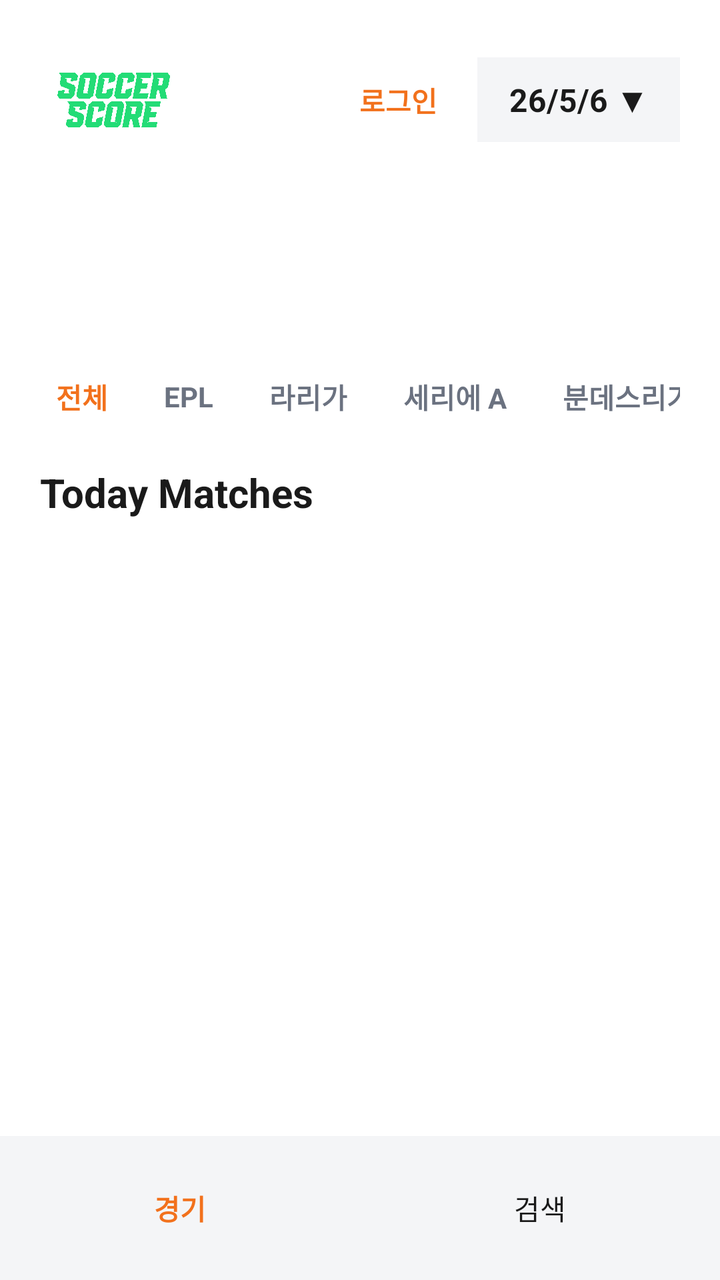
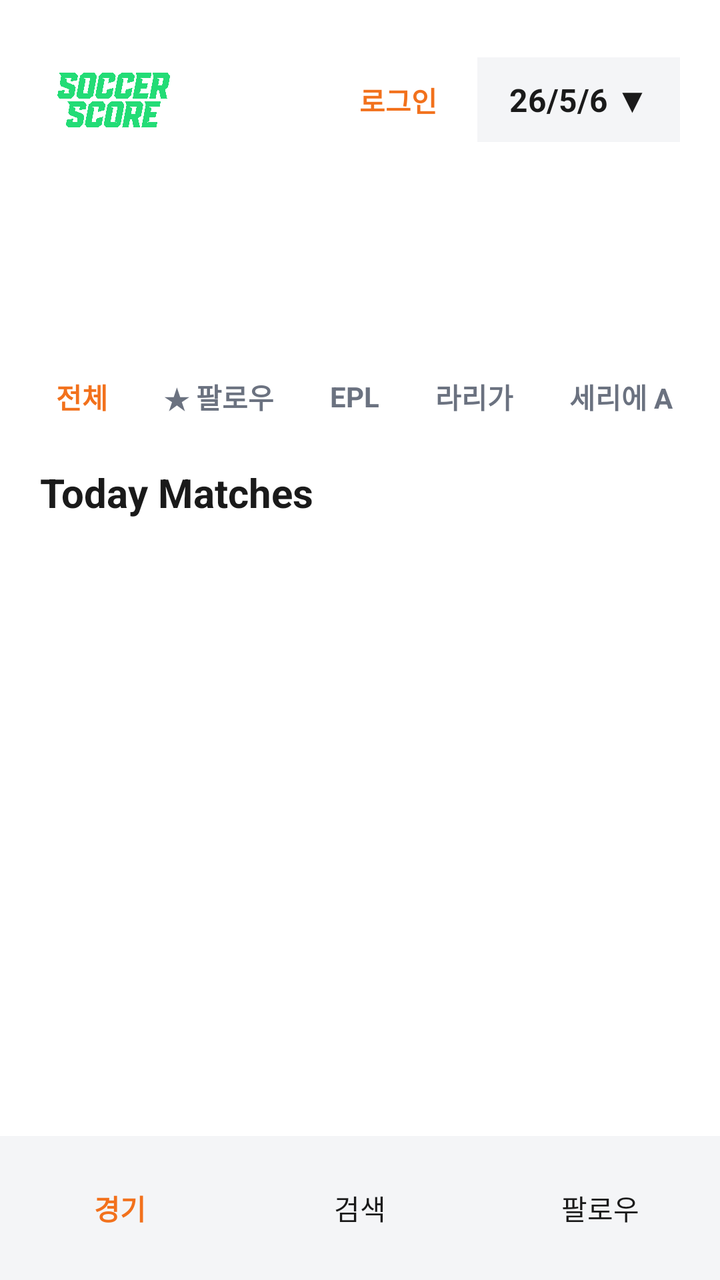

Compare the two renders of this Android layout. The source of the first and the diff that turns it into the second are given below.
<!-- AndroidManifest.xml: application theme Theme.SScore -->
<!-- res/layout/activity_main.xml -->
<?xml version="1.0" encoding="utf-8"?>
<layout xmlns:android="http://schemas.android.com/apk/res/android">

    <RelativeLayout
        android:layout_width="match_parent"
        android:layout_height="match_parent"
        android:background="@color/bg">

        <LinearLayout
            android:layout_width="match_parent"
            android:layout_height="match_parent"
            android:layout_above="@id/bottomNav"
            android:orientation="vertical"
            android:padding="20dp">

            <LinearLayout
                android:layout_width="match_parent"
                android:layout_height="60dp"
                android:gravity="center_vertical"
                android:orientation="horizontal">

                <ImageView
                    android:layout_width="120dp"
                    android:layout_height="40dp"
                    android:src="@drawable/livescore1"
                    android:scaleType="fitStart" />

                <View android:layout_width="0dp" android:layout_height="1dp" android:layout_weight="1" />

                <TextView
                    android:id="@+id/btnAccount"
                    android:layout_width="wrap_content"
                    android:layout_height="wrap_content"
                    android:layout_marginEnd="8dp"
                    android:text="로그인"
                    android:textColor="@color/accent"
                    android:textSize="14sp"
                    android:textStyle="bold"
                    android:paddingHorizontal="12dp"
                    android:paddingVertical="10dp"
                    android:maxWidth="120dp"
                    android:maxLines="1"
                    android:ellipsize="end" />

                <TextView
                    android:id="@+id/btnCalendar"
                    android:layout_width="wrap_content"
                    android:layout_height="wrap_content"
                    android:text="26/5/6 ▼"
                    android:textColor="@color/text_primary"
                    android:textSize="16sp"
                    android:textStyle="bold"
                    android:paddingHorizontal="16dp"
                    android:paddingVertical="10dp"
                    android:background="@color/surface" />
            </LinearLayout>

            <androidx.recyclerview.widget.RecyclerView
                android:id="@+id/rvDateList"
                android:layout_width="match_parent"
                android:layout_height="80dp"
                android:layout_marginTop="12dp" />

            
            <HorizontalScrollView
                android:layout_width="match_parent"
                android:layout_height="wrap_content"
                android:layout_marginTop="8dp"
                android:scrollbars="none">
                <LinearLayout
                    android:layout_width="wrap_content"
                    android:layout_height="wrap_content"
                    android:orientation="horizontal"
                    android:gravity="center_vertical">

                    <TextView
                        android:id="@+id/tabAll"
                        android:layout_width="wrap_content"
                        android:layout_height="wrap_content"
                        android:text="전체"
                        android:textColor="@color/accent"
                        android:textSize="14sp"
                        android:textStyle="bold"
                        android:padding="8dp"
                        android:layout_marginEnd="12dp"/>

                    <TextView
                        android:id="@+id/tabEpl"
                        android:layout_width="wrap_content"
                        android:layout_height="wrap_content"
                        android:text="EPL"
                        android:textColor="@color/text_secondary"
                        android:textSize="14sp"
                        android:textStyle="bold"
                        android:padding="8dp"
                        android:layout_marginEnd="12dp"/>

                    <TextView
                        android:id="@+id/tabLaLiga"
                        android:layout_width="wrap_content"
                        android:layout_height="wrap_content"
                        android:text="라리가"
                        android:textColor="@color/text_secondary"
                        android:textSize="14sp"
                        android:textStyle="bold"
                        android:padding="8dp"
                        android:layout_marginEnd="12dp"/>

                    <TextView
                        android:id="@+id/tabSerieA"
                        android:layout_width="wrap_content"
                        android:layout_height="wrap_content"
                        android:text="세리에 A"
                        android:textColor="@color/text_secondary"
                        android:textSize="14sp"
                        android:textStyle="bold"
                        android:padding="8dp"
                        android:layout_marginEnd="12dp"/>

                    <TextView
                        android:id="@+id/tabBundesliga"
                        android:layout_width="wrap_content"
                        android:layout_height="wrap_content"
                        android:text="분데스리가"
                        android:textColor="@color/text_secondary"
                        android:textSize="14sp"
                        android:textStyle="bold"
                        android:padding="8dp"
                        android:layout_marginEnd="12dp"/>

                    <TextView
                        android:id="@+id/tabLigue1"
                        android:layout_width="wrap_content"
                        android:layout_height="wrap_content"
                        android:text="리그 1"
                        android:textColor="@color/text_secondary"
                        android:textSize="14sp"
                        android:textStyle="bold"
                        android:padding="8dp"/>
                </LinearLayout>
            </HorizontalScrollView>

            <TextView
                android:layout_width="wrap_content"
                android:layout_height="wrap_content"
                android:text="Today Matches"
                android:textColor="@color/text_primary"
                android:textSize="20sp"
                android:textStyle="bold"
                android:layout_marginTop="16dp" />

            <ProgressBar
                android:id="@+id/pbLoading"
                android:layout_width="wrap_content"
                android:layout_height="48dp"
                android:layout_gravity="center_horizontal"
                android:layout_marginTop="10dp"
                android:visibility="gone" />

            <include
                android:id="@+id/errorView"
                layout="@layout/view_error"
                android:layout_width="match_parent"
                android:layout_height="wrap_content"
                android:visibility="gone" />

            <androidx.recyclerview.widget.RecyclerView
                android:id="@+id/rvMatches"
                android:layout_width="match_parent"
                android:layout_height="match_parent"
                android:layout_marginTop="10dp" />
        </LinearLayout>

        <LinearLayout
            android:id="@+id/bottomNav"
            android:layout_width="match_parent"
            android:layout_height="72dp"
            android:layout_alignParentBottom="true"
            android:background="@color/surface"
            android:orientation="horizontal">
            <TextView android:id="@+id/navMatch" android:layout_width="0dp" android:layout_height="match_parent" android:layout_weight="1" android:gravity="center" android:text="경기" android:textColor="@color/accent" android:textStyle="bold" />
            <TextView android:id="@+id/navSearch" android:layout_width="0dp" android:layout_height="match_parent" android:layout_weight="1" android:gravity="center" android:text="검색" android:textColor="@color/text_primary" />
        </LinearLayout>
    </RelativeLayout>
</layout>
<!-- res/layout/view_error.xml (included above) -->
<?xml version="1.0" encoding="utf-8"?>
<LinearLayout
    xmlns:android="http://schemas.android.com/apk/res/android"
    android:layout_width="match_parent"
    android:layout_height="wrap_content"
    android:gravity="center_horizontal"
    android:orientation="vertical"
    android:padding="24dp">

    <TextView
        android:id="@+id/tvErrorMessage"
        android:layout_width="wrap_content"
        android:layout_height="wrap_content"
        android:gravity="center"
        android:textColor="@color/text_secondary"
        android:textSize="14sp" />

    <Button
        android:id="@+id/btnRetry"
        android:layout_width="wrap_content"
        android:layout_height="wrap_content"
        android:layout_marginTop="12dp"
        android:backgroundTint="@color/accent"
        android:text="다시 시도"
        android:textColor="@color/on_accent" />
</LinearLayout>
<!-- resources referenced by this layout -->
<resources>
  <color name="accent">#F2711C</color>
  <color name="bg">#FFFFFF</color>
  <color name="on_accent">#FFFFFF</color>
  <color name="surface">#F4F5F7</color>
  <color name="text_primary">#1A1A1A</color>
  <color name="text_secondary">#6B7280</color>
  <!-- drawable livescore1: png bitmap (drawable, 242704 bytes) -->
  <style name="Theme.SScore" parent="Base.Theme.SScore" />
  <style name="Base.Theme.SScore" parent="Theme.Material3.Light.NoActionBar">
          <item name="colorPrimary">@color/accent</item>
          <item name="colorOnPrimary">@color/on_accent</item>
          <item name="android:windowBackground">@color/bg</item>
          <item name="android:statusBarColor">@color/bg</item>
          <item name="android:navigationBarColor">@color/bg</item>
          <item name="android:windowLightStatusBar">true</item>
          <item name="android:windowLightNavigationBar" tools:targetApi="o_mr1">true</item>
      </style>
</resources>

<!-- the commit's change to res/layout/activity_main.xml (unified diff, before → after) -->
@@ -85,6 +85,17 @@
                         android:layout_marginEnd="12dp"/>
 
                     <TextView
+                        android:id="@+id/tabFollow"
+                        android:layout_width="wrap_content"
+                        android:layout_height="wrap_content"
+                        android:text="★ 팔로우"
+                        android:textColor="@color/text_secondary"
+                        android:textSize="14sp"
+                        android:textStyle="bold"
+                        android:padding="8dp"
+                        android:layout_marginEnd="12dp"/>
+
+                    <TextView
                         android:id="@+id/tabEpl"
                         android:layout_width="wrap_content"
                         android:layout_height="wrap_content"
@@ -180,6 +191,7 @@
             android:orientation="horizontal">
             <TextView android:id="@+id/navMatch" android:layout_width="0dp" android:layout_height="match_parent" android:layout_weight="1" android:gravity="center" android:text="경기" android:textColor="@color/accent" android:textStyle="bold" />
             <TextView android:id="@+id/navSearch" android:layout_width="0dp" android:layout_height="match_parent" android:layout_weight="1" android:gravity="center" android:text="검색" android:textColor="@color/text_primary" />
+            <TextView android:id="@+id/navFollow" android:layout_width="0dp" android:layout_height="match_parent" android:layout_weight="1" android:gravity="center" android:text="팔로우" android:textColor="@color/text_primary" />
         </LinearLayout>
     </RelativeLayout>
 </layout>
